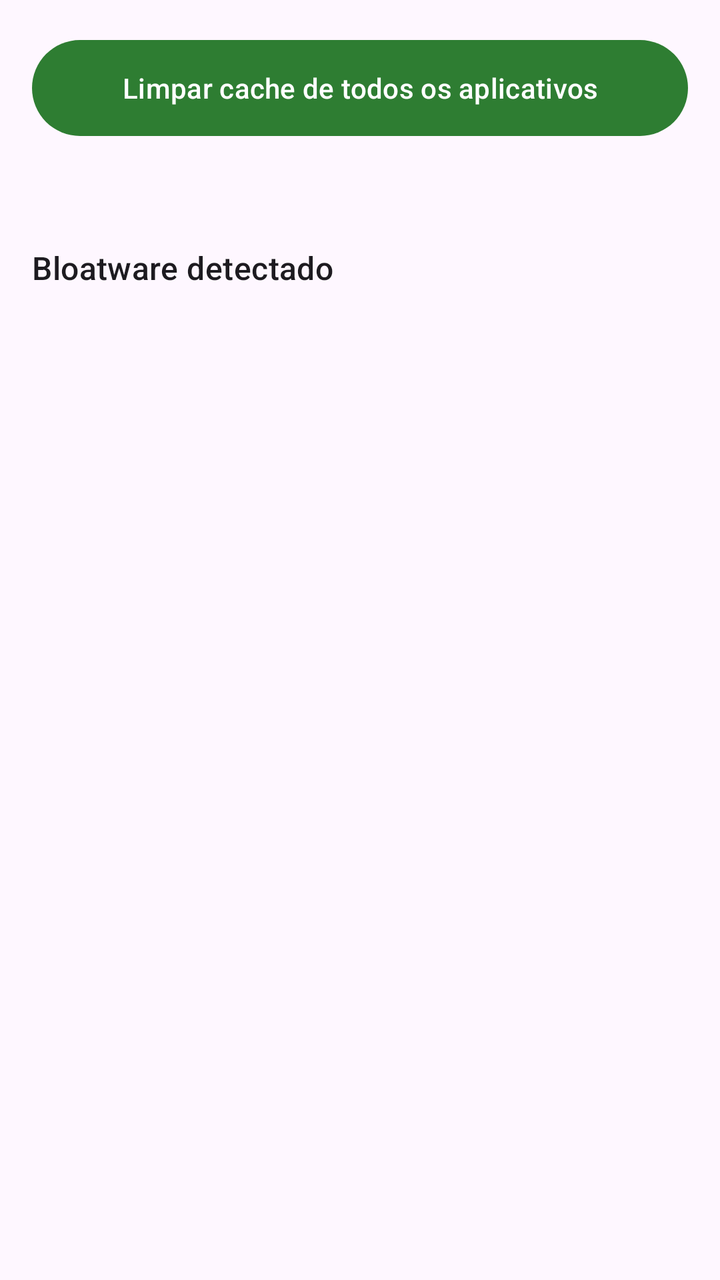
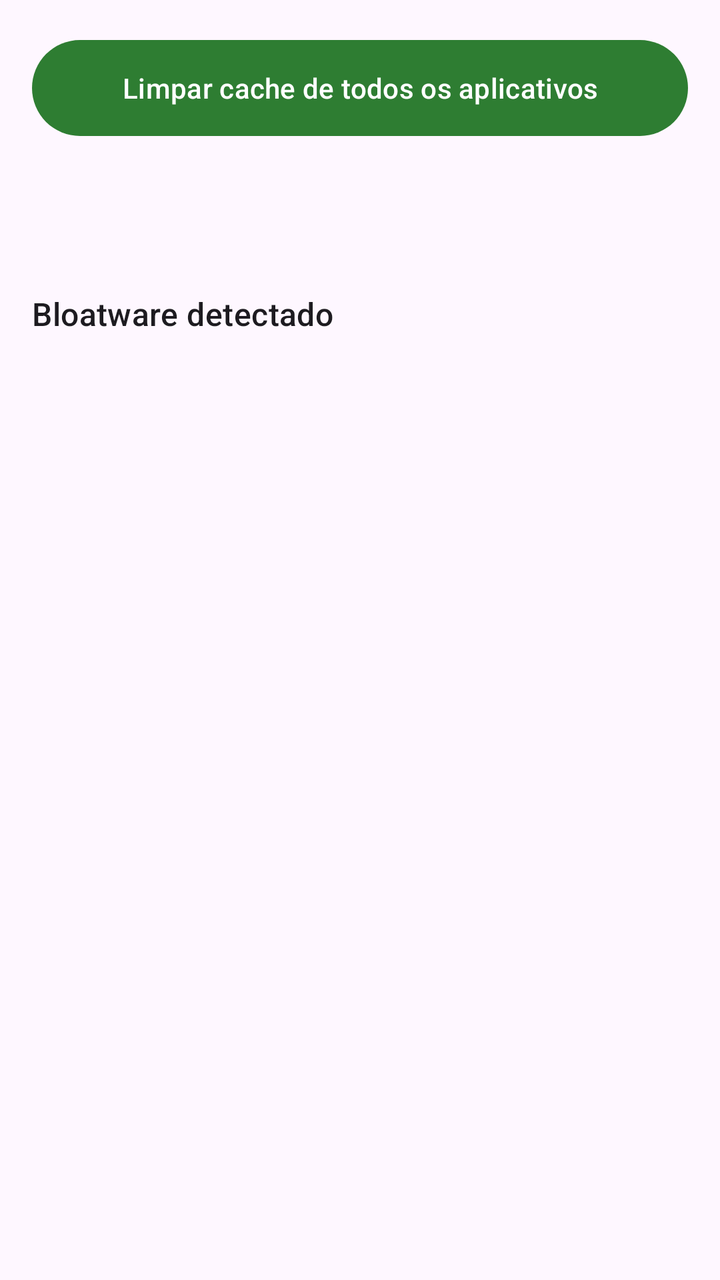

Two renders of the same Android screen: before a commit and after it. Below are the layout's source before the change and the commit's diff.
<!-- AndroidManifest.xml: application theme Theme.ETToolbox -->
<!-- res/layout/fragment_clean.xml -->
<?xml version="1.0" encoding="utf-8"?>
<LinearLayout xmlns:android="http://schemas.android.com/apk/res/android"
    android:layout_width="match_parent"
    android:layout_height="match_parent"
    android:orientation="vertical"
    android:padding="16dp">

    <Button
        android:id="@+id/btn_clean_cache"
        android:layout_width="match_parent"
        android:layout_height="56dp"
        android:text="@string/clean_cache_btn" />

    <TextView
        android:id="@+id/clean_status"
        android:layout_width="match_parent"
        android:layout_height="wrap_content"
        android:layout_marginTop="8dp" />

    <TextView
        android:layout_width="match_parent"
        android:layout_height="wrap_content"
        android:layout_marginTop="24dp"
        android:text="@string/clean_bloat_title"
        android:textAppearance="?attr/textAppearanceTitleMedium" />

    <androidx.recyclerview.widget.RecyclerView
        android:id="@+id/bloat_list"
        android:layout_width="match_parent"
        android:layout_height="match_parent"
        android:layout_marginTop="8dp" />
</LinearLayout>
<!-- resources referenced by this layout -->
<resources>
  <string name="clean_bloat_title">Bloatware detectado</string>
  <string name="clean_cache_btn">Limpar cache de todos os aplicativos</string>
  <style name="Theme.ETToolbox" parent="Theme.Material3.DayNight.NoActionBar">
          <item name="colorPrimary">@color/et_primary</item>
          <item name="android:statusBarColor">?attr/colorSurface</item>
          <item name="android:windowLightStatusBar">true</item>
      </style>
  <color name="et_primary">#2E7D32</color>
</resources>

<!-- the commit's change to res/layout/fragment_clean.xml (unified diff, before → after) -->
@@ -18,6 +18,13 @@
         android:layout_marginTop="8dp" />
 
     <TextView
+        android:id="@+id/storage_free"
+        android:layout_width="match_parent"
+        android:layout_height="wrap_content"
+        android:layout_marginTop="4dp"
+        android:textColor="?android:attr/textColorSecondary" />
+
+    <TextView
         android:layout_width="match_parent"
         android:layout_height="wrap_content"
         android:layout_marginTop="24dp"
